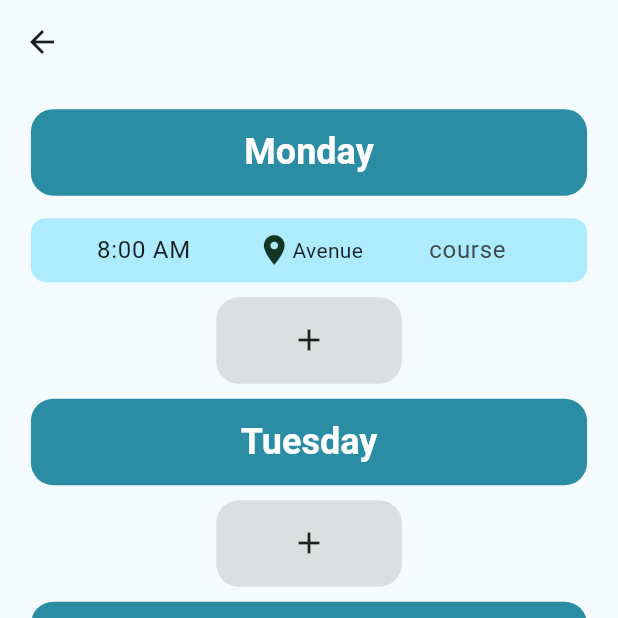
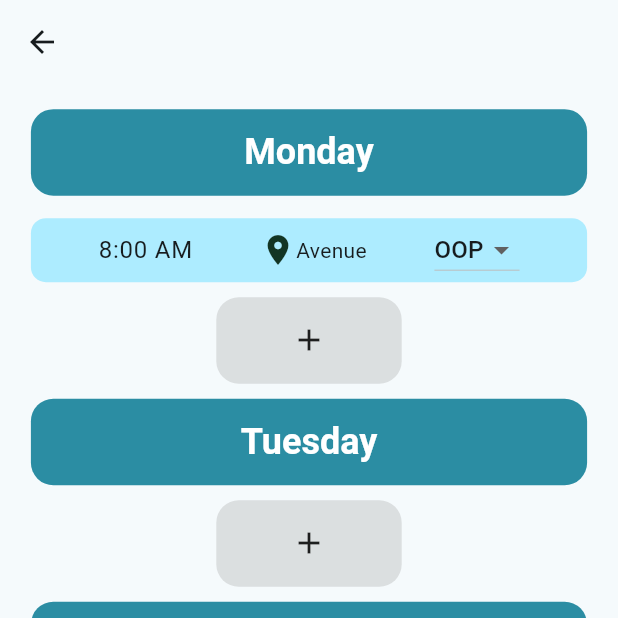
Before and after one commit to yeabsera-w/astu-app-hackathon, a Flutter app: the SchedulePage screen opened directly, after a tap on the "add" icon, on a phone screen of 412 x 824 dp, the top half of it. Run offline on Flutter 3.47's test engine with Material 3 defaults, Android fonts, the phone set to English and light mode, and no system bars; our stand-ins replace bloc, equatable, flutter_bloc, glassmorphism, hive, lottie; accounts and stored records are empty.

Commit message:
fix: resolve state management issues

```diff
--- a/lib/data/models/course.dart
+++ b/lib/data/models/course.dart
@@ -49,13 +49,13 @@ extension GradeExtention on Grade {
 
 @HiveType(typeId: 1)
 class Course extends Equatable {
-  const Course({required this.name, required this.grade, required this.score});
+  const Course({required this.name, this.grade, this.score});
   @HiveField(0)
   final String name;
   @HiveField(1)
-  final Grade grade;
+  final Grade? grade;
   @HiveField(2)
-  final double score;
+  final double? score;
 
   @override
   List<Object?> get props => [name];
--- a/lib/gpa_calculator/cubit/grade_calculator_cubit.dart
+++ b/lib/gpa_calculator/cubit/grade_calculator_cubit.dart
@@ -17,12 +17,12 @@ class GradeCalculatorCubit extends Cubit<GradeCalculatorState> {
     final creditHours =
         List.generate(courses.length, (index) => courses[index].score);
     for (int i = 0; i < scores.length; i++) {
-      sum += scores[i] * creditHours[i];
+      sum += scores[i]! * creditHours[i]!;
     }
 
     calculatedGrade = sum /
         creditHours.fold(
-            0.0, (previousValue, element) => previousValue + element);
+            0.0, (previousValue, element) => previousValue + element!);
     emit(state.copyWith(calculatedGrade: calculatedGrade));
   }
 
--- a/lib/view/pages/schedule_page/schedule_page.dart
+++ b/lib/view/pages/schedule_page/schedule_page.dart
@@ -1,5 +1,5 @@
 import 'package:astu/schedule/bloc/schedule_bloc.dart';
-import 'package:astu/view/pages/schedule_page/widgets/schedule_view.dart';
+import 'package:astu/view/pages/schedule_page/widgets/schedule_tile.dart';
 import 'package:astu/view/pages/schedule_page/widgets/time_table_header.dart';
 import 'package:flutter/material.dart';
 import 'package:flutter_bloc/flutter_bloc.dart';
@@ -25,55 +25,23 @@ class _SchedulePageState extends State<SchedulePage> {
         appBar: AppBar(),
         body: Center(
             child: SingleChildScrollView(
-          child: BlocBuilder<ScheduleBloc, ScheduleState>(
-              builder: (context, state) {
-            switch (state) {
-              case ScheduleInitial():
-                return Column(children: [
+                child: Column(children: [
           const ScheduleViewHeader("Monday"),
-                  ScheduleView(
-                      length: state.schedules.isEmpty
-                          ? numOfScheduleTilesForMonday
-                          : state.schedules.length,
-                      schedules: const []),
+          scheduleView(numOfScheduleTilesForMonday, 1),
           addSchedule("monday"),
           const ScheduleViewHeader("Tuesday"),
-                  ScheduleView(
-                      length: numOfScheduleTilesForTuesday,
-                      schedules: const []),
+          scheduleView(numOfScheduleTilesForTuesday, 2),
           addSchedule("tuesday"),
           const ScheduleViewHeader("Wednesday"),
-                  ScheduleView(
-                      length: numOfScheduleTilesForWednesday,
-                      schedules: const []),
+          scheduleView(numOfScheduleTilesForWednesday, 3),
           addSchedule("wednesday"),
           const ScheduleViewHeader("Thursday"),
-                  ScheduleView(
-                      length: numOfScheduleTilesForThursday,
-                      schedules: const []),
+          scheduleView(numOfScheduleTilesForThursday, 4),
           addSchedule("thursday"),
           const ScheduleViewHeader("Friday"),
-                  ScheduleView(
-                      length: numOfScheduleTilesForFriday, schedules: const []),
+          scheduleView(numOfScheduleTilesForFriday, 5),
           addSchedule("friday"),
-                ]);
-              case ScheduleSaveSuccess():
-                return Column(
-                  children: [
-                    const ScheduleViewHeader("Monday"),
-                    ScheduleView(
-                        length: state.schedules.isEmpty
-                            ? numOfScheduleTilesForMonday
-                            : state.schedules.length,
-                        schedules: const []),
-                    addSchedule("monday"),
-                  ],
-                );
-            }
-          }),
-        ),
-      ),
-    );
+        ]))));
   }
 
   GestureDetector addSchedule(String day) {
@@ -105,4 +73,12 @@ class _SchedulePageState extends State<SchedulePage> {
       ),
     );
   }
+
+  scheduleView(int length, weekDay) {
+    return Column(
+      children: [
+        for (int i = 0; i < length; i++) ScheduleTile(weekDay: weekDay)
+      ],
+    );
   }
+}
--- a/lib/view/pages/schedule_page/widgets/schedule_tile.dart
+++ b/lib/view/pages/schedule_page/widgets/schedule_tile.dart
@@ -1,13 +1,20 @@
+import 'package:astu/data/models/class_address.dart';
+import 'package:astu/data/models/models.dart';
+import 'package:astu/schedule/bloc/schedule_bloc.dart';
 import 'package:flutter/material.dart';
+import 'package:flutter_bloc/flutter_bloc.dart';
 
 class ScheduleTile extends StatefulWidget {
-  const ScheduleTile({super.key});
+  const ScheduleTile({required this.weekDay, super.key});
+  final int weekDay;
 
   @override
   State<ScheduleTile> createState() => _ScheduleTileState();
 }
 
 class _ScheduleTileState extends State<ScheduleTile> {
+  String? courseName = "OOP";
+  List<Schedule> schedules = [];
   TimeOfDay? initialTime = const TimeOfDay(hour: 08, minute: 00);
   Text formattedAvenue = const Text("Avenue");
   TextEditingController courseController = TextEditingController();
@@ -135,13 +142,29 @@ class _ScheduleTileState extends State<ScheduleTile> {
                 );
               },
             ),
-            Container(
-              margin: const EdgeInsets.symmetric(vertical: 2),
-              width: MediaQuery.sizeOf(context).width * 0.15,
-              child: TextField(
-                controller: courseController,
-                decoration: const InputDecoration.collapsed(hintText: "course"),
-              ),
+            DropdownButton(
+              value: courseName,
+              items: const [
+                DropdownMenuItem<String>(value: "OOP", child: Text("OOP")),
+                DropdownMenuItem<String>(value: "SRE", child: Text("SRE")),
+                DropdownMenuItem<String>(value: "HCI", child: Text("HCI")),
+              ],
+              onChanged: (value) {
+                Schedule schedule = Schedule(
+                    day: Day.fromWeekDay(widget.weekDay),
+                    time: initialTime,
+                    course: Course(name: courseName!),
+                    address: ClassAddress(
+                        blocNumber: int.parse(buildingController.text),
+                        roomNumber: int.parse(roomController.text)));
+                setState(() {
+                  courseName = value;
+                  schedules.add(schedule);
+                });
+                context
+                    .read<ScheduleBloc>()
+                    .add(ScheduleSaved(schedules: schedules));
+              },
             )
           ],
         ),
--- a/lib/view/pages/schedule_page/widgets/schedule_view.dart
+++ /dev/null
@@ -1,22 +0,0 @@
-import 'package:astu/data/models/models.dart';
-import 'package:astu/view/pages/schedule_page/widgets/schedule_tile.dart';
-import 'package:flutter/material.dart';
-
-class ScheduleView extends StatefulWidget {
-  const ScheduleView(
-      {required this.length, required this.schedules, super.key});
-  final List<Schedule> schedules;
-  final int length;
-
-  @override
-  State<ScheduleView> createState() => _ScheduleViewState();
-}
-
-class _ScheduleViewState extends State<ScheduleView> {
-  @override
-  Widget build(BuildContext context) {
-    return Column(
-      children: [for (int i = 0; i < widget.length; i++) const ScheduleTile()],
-    );
-  }
-}
--- a/lib/view/pages/schedule_page/widgets/widgets.dart
+++ b/lib/view/pages/schedule_page/widgets/widgets.dart
@@ -1,3 +1,2 @@
 export 'time_table_header.dart';
-export 'schedule_view.dart';
 export 'schedule_tile.dart';
```
Also changed, not shown: lib/view/pages/home/home_page.dart (+69 -1 lines). Lines whose indentation alone changed are shown as unchanged.
